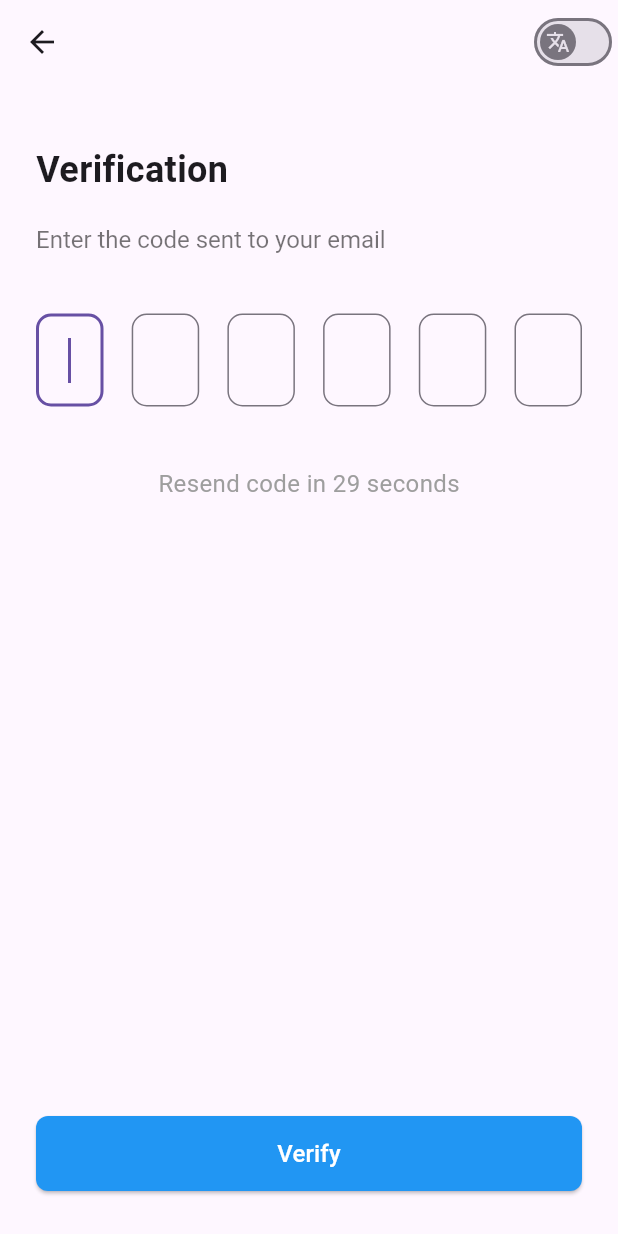
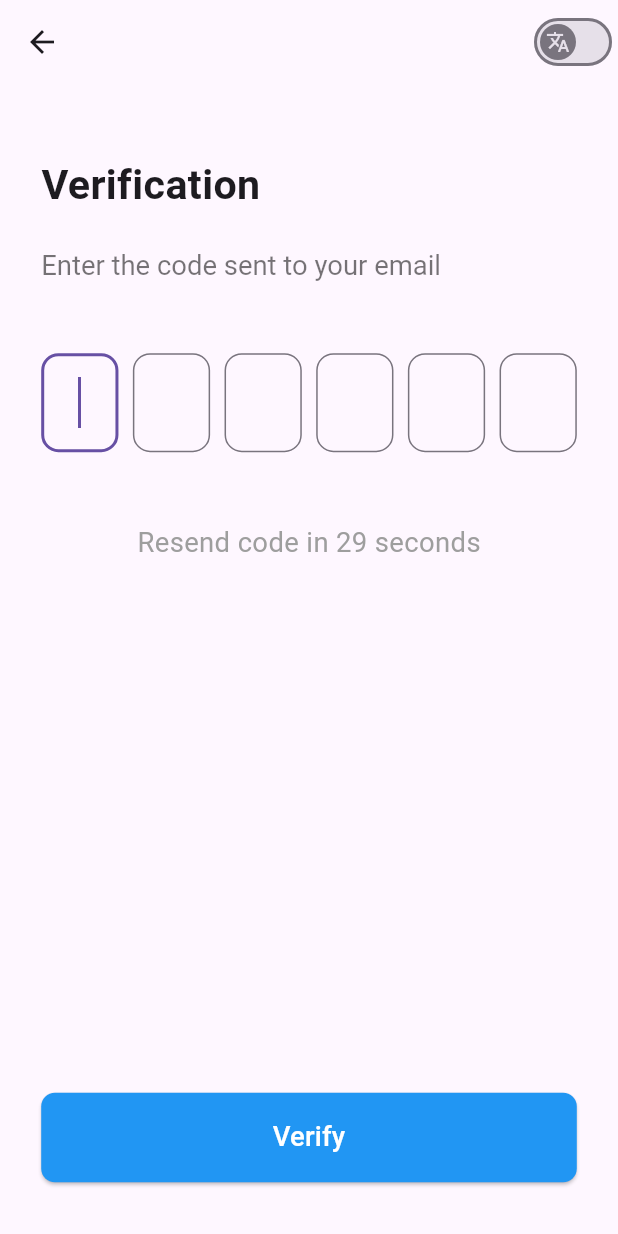
Before and after one commit to ThisTemka/Auth, a Flutter app: the ConfirmPage screen opened by its route, on a phone screen of 412 x 824 dp. Run offline on Flutter 3.47's test engine with Material 3 defaults, Android fonts, the phone set to English and light mode, and no system bars; our stand-ins replace flutter_riverpod, flutter_screenutil, get, shared_preferences; accounts and stored records are empty.

Commit message:
setting pages to adaptive sizes

```diff
--- a/lib/pages/confirm/confirm_page.dart
+++ b/lib/pages/confirm/confirm_page.dart
@@ -8,6 +8,7 @@ import 'package:auth/services/translation/translation_type.dart';
 import 'package:auth/states/user/i_user_state.dart';
 import 'package:flutter/material.dart';
 import 'package:flutter_riverpod/flutter_riverpod.dart';
+import 'package:flutter_screenutil/flutter_screenutil.dart';
 
 class ConfirmPage extends ConsumerStatefulWidget {
   const ConfirmPage({super.key});
@@ -69,24 +70,24 @@ class _ConfirmPageState extends ConsumerState<ConfirmPage> {
       ),
       body: SafeArea(
         child: Padding(
-          padding: const EdgeInsets.symmetric(horizontal: 24.0),
+          padding: EdgeInsets.symmetric(horizontal: 24.0.w),
           child: Column(
             crossAxisAlignment: CrossAxisAlignment.start,
             children: [
-              const SizedBox(height: 40),
+              SizedBox(height: 40.h),
               Text(
                 ConfirmPageTranslation.title,
-                style: const TextStyle(
-                  fontSize: 24,
+                style: TextStyle(
+                  fontSize: 24.sp,
                   fontWeight: FontWeight.bold,
                 ),
               ),
-              const SizedBox(height: 20),
+              SizedBox(height: 20.h),
               RichText(
                 text: TextSpan(
                   text: ConfirmPageTranslation.enterCode,
-                  style: const TextStyle(
-                    fontSize: 16,
+                  style: TextStyle(
+                    fontSize: 16.sp,
                     color: Colors.black54,
                   ),
                   children: [
@@ -100,23 +101,23 @@ class _ConfirmPageState extends ConsumerState<ConfirmPage> {
                   ],
                 ),
               ),
-              const SizedBox(height: 40),
+              SizedBox(height: 40.h),
               Row(
                 mainAxisAlignment: MainAxisAlignment.spaceBetween,
                 children: List.generate(6, (index) {
                   return SizedBox(
-                    width: 45,
+                    width: 45.w,
                     child: TextField(
                       focusNode: pageInputState.focusNodes[index],
                       controller: pageInputState.controllers[index],
                       textAlign: TextAlign.center,
                       keyboardType: TextInputType.number,
                       maxLength: 1,
-                      style: const TextStyle(fontSize: 20),
+                      style: TextStyle(fontSize: 20.sp),
                       decoration: InputDecoration(
                         counterText: '',
                         border: OutlineInputBorder(
-                          borderRadius: BorderRadius.circular(10),
+                          borderRadius: BorderRadius.circular(10.r),
                         ),
                         error: pageDataState.error != null
                             ? const SizedBox.shrink()
@@ -127,24 +128,24 @@ class _ConfirmPageState extends ConsumerState<ConfirmPage> {
                   );
                 }),
               ),
-              const SizedBox(height: 10),
+              SizedBox(height: 10.h),
               if (pageDataState.error != null)
                 Padding(
-                  padding: const EdgeInsets.only(left: 8.0),
+                  padding: EdgeInsets.only(left: 8.0.w),
                   child: Text(
                     pageDataState.error!,
                     style: const TextStyle(color: Colors.red),
                   ),
                 ),
-              const SizedBox(height: 30),
+              SizedBox(height: 30.h),
               Center(
                 child: pageDataState.resendEnabled
                     ? TextButton(
                         onPressed: () => resendManager.waitResendCode(),
                         child: Text(
                           ConfirmPageTranslation.resendCode,
-                          style: const TextStyle(
-                            fontSize: 16,
+                          style: TextStyle(
+                            fontSize: 16.sp,
                             color: Colors.blue,
                           ),
                         ),
@@ -152,8 +153,8 @@ class _ConfirmPageState extends ConsumerState<ConfirmPage> {
                     : Text(
                         ConfirmPageTranslation.resendCodeIn(
                             pageTimerState.countdown),
-                        style: const TextStyle(
-                          fontSize: 16,
+                        style: TextStyle(
+                          fontSize: 16.sp,
                           color: Colors.grey,
                         ),
                       ),
@@ -163,25 +164,25 @@ class _ConfirmPageState extends ConsumerState<ConfirmPage> {
               // Verify Button
               SizedBox(
                 width: double.infinity,
-                height: 50,
+                height: 50.h,
                 child: ElevatedButton(
                   onPressed: () => manager.verifyCode(),
                   style: ElevatedButton.styleFrom(
                     backgroundColor: Colors.blue,
                     shape: RoundedRectangleBorder(
-                      borderRadius: BorderRadius.circular(8.0),
+                      borderRadius: BorderRadius.circular(8.0.r),
                     ),
                   ),
                   child: Text(
                     ConfirmPageTranslation.verify,
-                    style: const TextStyle(
+                    style: TextStyle(
                       color: Colors.white,
-                      fontSize: 16,
+                      fontSize: 16.sp,
                     ),
                   ),
                 ),
               ),
-              const SizedBox(height: 30),
+              SizedBox(height: 30.h),
             ],
           ),
         ),
```
Also changed, not shown: lib/pages/content/content_page.dart (+25 -24 lines), lib/pages/login/login_page.dart (+18 -17 lines).
